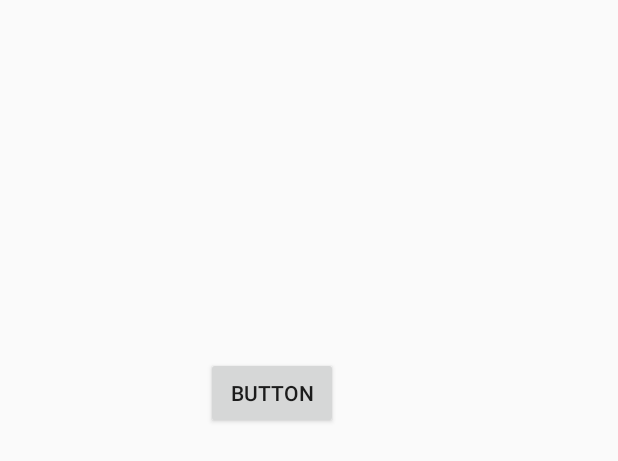
After one commit to rupeshbajaj97/Agrokultraj, an Android app: the layout activity_business.xml on its own in the app's theme, with its tools: preview values and no code run, on a phone screen of 412 x 824 dp. The commit adds this screen. Shown: the top 461 px of the screen. Run offline under Robolectric (Android 15) with nearby library versions, the phone set to English and light mode, and no system bars.

Commit message:
1st commit

```diff
--- /dev/null
+++ b/app/src/main/res/layout/activity_business.xml
@@ -0,0 +1,24 @@
+<?xml version="1.0" encoding="utf-8"?>
+<RelativeLayout xmlns:android="http://schemas.android.com/apk/res/android"
+    xmlns:tools="http://schemas.android.com/tools"
+    android:id="@+id/activity_business"
+    android:layout_width="match_parent"
+    android:layout_height="match_parent"
+    android:paddingBottom="@dimen/activity_vertical_margin"
+    android:paddingLeft="@dimen/activity_horizontal_margin"
+    android:paddingRight="@dimen/activity_horizontal_margin"
+    android:paddingTop="@dimen/activity_vertical_margin"
+    tools:context="com.example.mysamsung.agrokult.business">
+
+    <Button
+        android:text="Button"
+        android:layout_width="wrap_content"
+        android:layout_height="wrap_content"
+        android:layout_alignParentTop="true"
+        android:layout_alignParentLeft="true"
+        android:layout_alignParentStart="true"
+        android:layout_marginLeft="121dp"
+        android:layout_marginStart="121dp"
+        android:layout_marginTop="222dp"
+        android:id="@+id/button4" />
+</RelativeLayout>
```
Also changed, not shown: app/src/main/java/com/example/mysamsung/agrokult/business.java (added, +13 -0 lines), app/src/main/java/com/example/mysamsung/agrokult/interest.java (added, +13 -0 lines), app/src/main/java/com/example/mysamsung/agrokult/personal.java (added, +13 -0 lines), app/src/main/res/layout/activity_interest.xml (added, +13 -0 lines), app/src/main/res/layout/activity_personal.xml (added, +13 -0 lines), app/src/main/res/values/styles.xml (+9 -0 lines), app/src/main/res/drawable/agrokultlogo.jpg (added), app/src/main/res/drawable/business.png (added), app/src/main/res/drawable/home.gif (added), app/src/main/res/drawable/interest.jpg (added), app/src/main/res/drawable/personel.png (added), app/src/main/res/drawable/universaltheme.gif (added).
